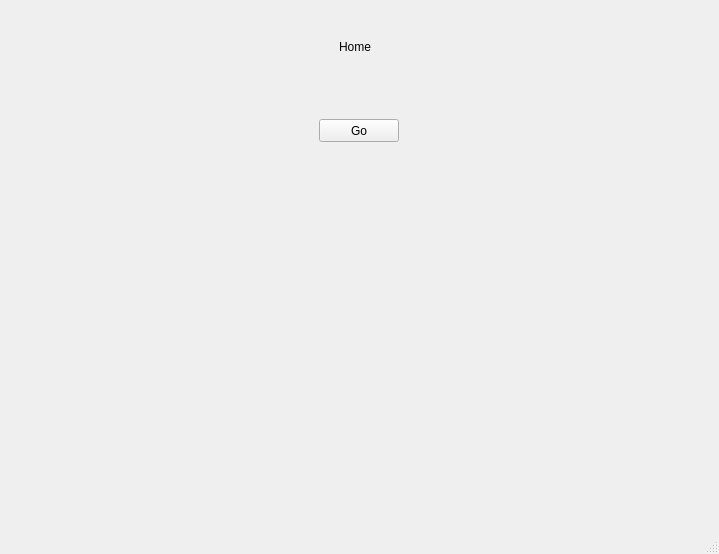
This is gui/ui_component_templates/login_window.ui in mGarbowski/pipr-piprbook as Qt 5 draws it before an edit. The edited form follows.
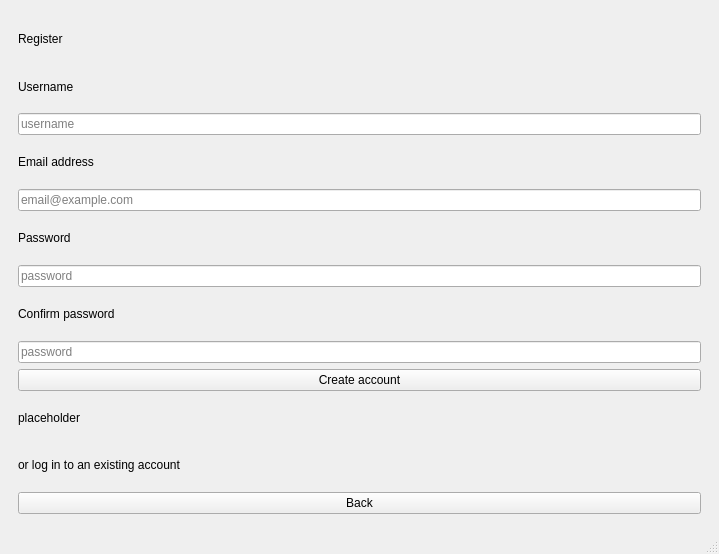
This is the edited form.

```diff
--- a/gui/ui_component_templates/login_window.ui
+++ b/gui/ui_component_templates/login_window.ui
@@ -18,7 +18,7 @@
     <item>
      <widget class="QStackedWidget" name="stackedWidget">
       <property name="currentIndex">
-       <number>2</number>
+       <number>1</number>
       </property>
       <widget class="QWidget" name="login_page">
        <layout class="QVBoxLayout" name="verticalLayout">
@@ -263,34 +263,6 @@
         </item>
        </layout>
       </widget>
-      <widget class="QWidget" name="home_page">
-       <widget class="QLabel" name="home_page_label">
-        <property name="geometry">
-         <rect>
-          <x>330</x>
-          <y>30</y>
-          <width>59</width>
-          <height>15</height>
-         </rect>
-        </property>
-        <property name="text">
-         <string>Home</string>
-        </property>
-       </widget>
-       <widget class="QPushButton" name="go_button">
-        <property name="geometry">
-         <rect>
-          <x>310</x>
-          <y>110</y>
-          <width>80</width>
-          <height>23</height>
-         </rect>
-        </property>
-        <property name="text">
-         <string>Go</string>
-        </property>
-       </widget>
-      </widget>
      </widget>
     </item>
    </layout>
```
Left out of the diff: 4 changed lines with no effect on the pictures.
